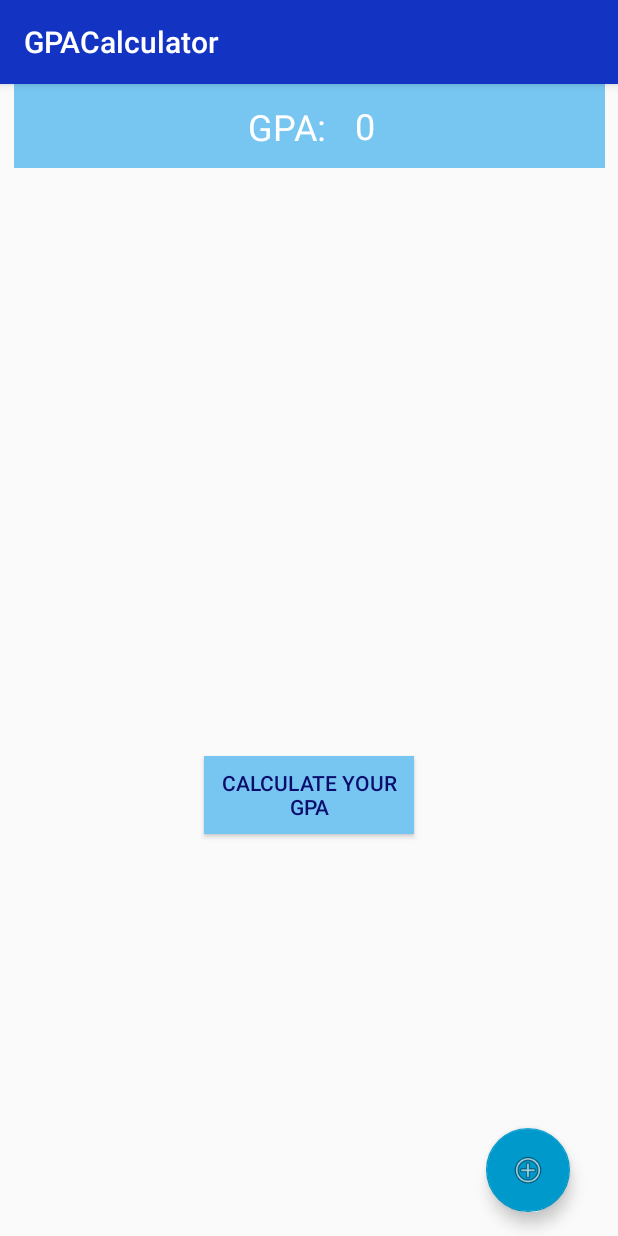
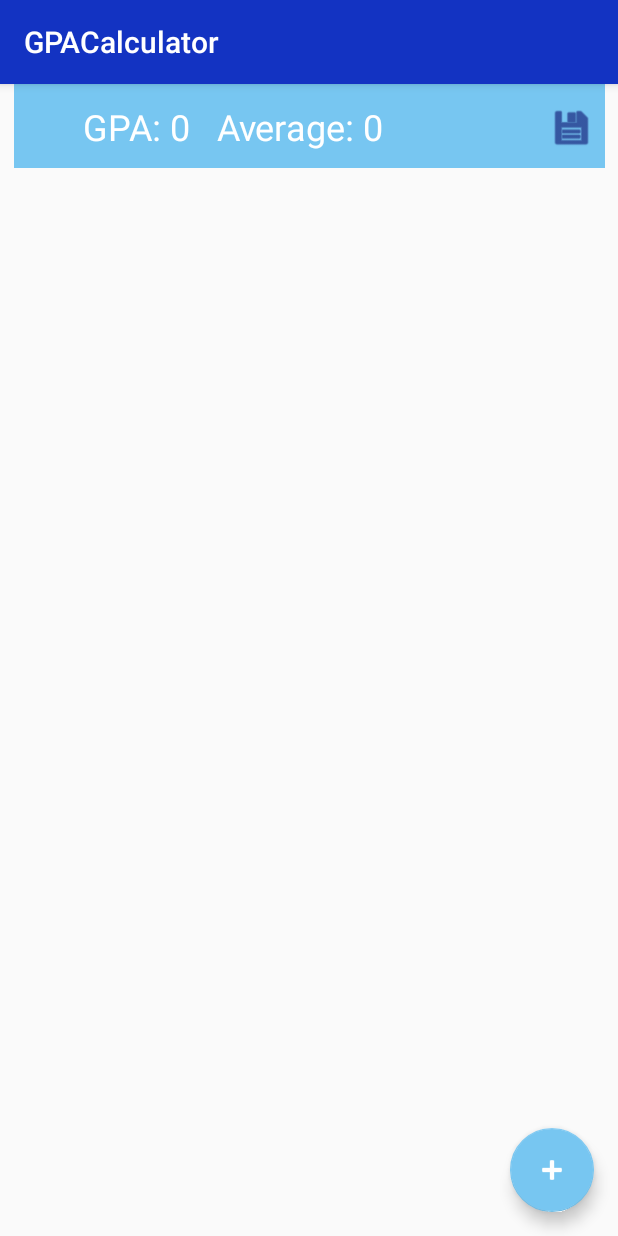
Before and after one commit to MiztaOak/SmallGPACalculator, an Android app: the screen it shows after launch (MainActivity), on a phone screen of 412 x 824 dp. Run offline under Robolectric (Android 15) with nearby library versions, the phone set to English and light mode, and no system bars.

Commit message:
Added som more functionality
Made the add button update the "scores" and removed the old update button. Also added functionality to calculate the american gpa intead of only calculating the average.

```diff
--- a/app/build.gradle
+++ b/app/build.gradle
@@ -19,7 +19,7 @@ android {
 }
 
 dependencies {
-    implementation fileTree(dir: 'libs', include: ['*.jar'])
+    implementation fileTree(include: ['*.jar'], dir: 'libs')
     implementation 'com.android.support:appcompat-v7:28.0.0'
     implementation 'com.android.support:design:28.0.0'
     implementation 'com.android.support.constraint:constraint-layout:1.1.3'
--- a/app/src/main/res/layout/activity_main.xml
+++ b/app/src/main/res/layout/activity_main.xml
@@ -15,31 +15,16 @@
 
         <android.support.design.widget.FloatingActionButton
             android:id="@+id/floatingActionButton"
+            style="@style/Widget.Design.FloatingActionButton"
             android:layout_width="wrap_content"
             android:layout_height="wrap_content"
-            android:layout_marginEnd="32dp"
-            android:layout_marginBottom="16dp"
+            android:layout_margin="@dimen/add_dimen"
             android:clickable="true"
-            app:backgroundTint="@android:color/holo_blue_dark"
+            android:src="@android:drawable/ic_input_add"
+            android:tint="@android:color/background_light"
+            app:backgroundTint="@color/colorAccent"
             app:layout_constraintBottom_toBottomOf="parent"
-            app:layout_constraintEnd_toEndOf="parent"
-            app:srcCompat="@android:drawable/ic_menu_add" />
-
-        <Button
-            android:id="@+id/button"
-            android:layout_width="140dp"
-            android:layout_height="52dp"
-            android:layout_marginStart="8dp"
-            android:layout_marginTop="448dp"
-            android:layout_marginEnd="8dp"
-            android:background="@color/colorAccent"
-            android:text="@string/calcButton"
-            android:textColor="@color/colorPrimaryDark"
-            android:theme="@style/AppTheme"
-            app:layout_constraintEnd_toEndOf="parent"
-            app:layout_constraintHorizontal_bias="0.501"
-            app:layout_constraintStart_toStartOf="parent"
-            app:layout_constraintTop_toTopOf="parent" />
+            app:layout_constraintEnd_toEndOf="parent" />
 
         <android.support.v7.widget.Toolbar
             android:id="@+id/toolbar"
@@ -56,36 +41,33 @@
 
         <TextView
             android:id="@+id/GPA_title"
-            android:layout_width="59dp"
+            android:layout_width="285dp"
             android:layout_height="36dp"
-            android:layout_marginStart="156dp"
             android:layout_marginTop="8dp"
             android:layout_marginEnd="8dp"
             android:layout_marginBottom="8dp"
-            android:text="GPA:"
+            android:text="GPA: 0   Average: 0   "
             android:textColor="@android:color/background_light"
             android:textSize="24sp"
             app:layout_constraintBottom_toBottomOf="@+id/toolbar"
-            app:layout_constraintEnd_toEndOf="parent"
-            app:layout_constraintHorizontal_bias="0.0"
-            app:layout_constraintStart_toStartOf="@+id/toolbar"
+            app:layout_constraintEnd_toEndOf="@+id/toolbar"
+            app:layout_constraintStart_toStartOf="parent"
             app:layout_constraintTop_toTopOf="parent"
             app:layout_constraintVertical_bias="1.0" />
 
-        <TextView
-            android:id="@+id/GPA_Value"
-            android:layout_width="wrap_content"
-            android:layout_height="wrap_content"
-            android:layout_marginStart="12dp"
+        <Button
+            android:id="@+id/button2"
+            android:layout_width="30dp"
+            android:layout_height="30dp"
             android:layout_marginTop="8dp"
+            android:layout_marginEnd="16dp"
             android:layout_marginBottom="8dp"
-            android:text="0"
-            android:textColor="@android:color/background_light"
-            android:textSize="24sp"
+            android:background="@android:drawable/ic_menu_save"
+            android:backgroundTint="@color/colorPrimaryDark"
             app:layout_constraintBottom_toBottomOf="@+id/toolbar"
-            app:layout_constraintStart_toEndOf="@+id/GPA_title"
+            app:layout_constraintEnd_toEndOf="parent"
             app:layout_constraintTop_toTopOf="parent"
-            app:layout_constraintVertical_bias="0.476" />
+            app:layout_constraintVertical_bias="0.571" />
 
     </android.support.constraint.ConstraintLayout>
 
--- a/app/src/main/res/values/dimens.xml
+++ b/app/src/main/res/values/dimens.xml
@@ -2,4 +2,5 @@
     <!-- Default screen margins, per the Android Design guidelines. -->
     <dimen name="activity_horizontal_margin">16dp</dimen>
     <dimen name="activity_vertical_margin">16dp</dimen>
+    <dimen name="add_dimen">16dp</dimen>
 </resources>
```
Also changed, not shown: app/src/main/java/com/example/mr_goaty_/gpacalculator/MainActivity.java (+12 -10 lines), app/src/main/java/com/example/mr_goaty_/gpacalculator/model/Model.java (+29 -2 lines).
